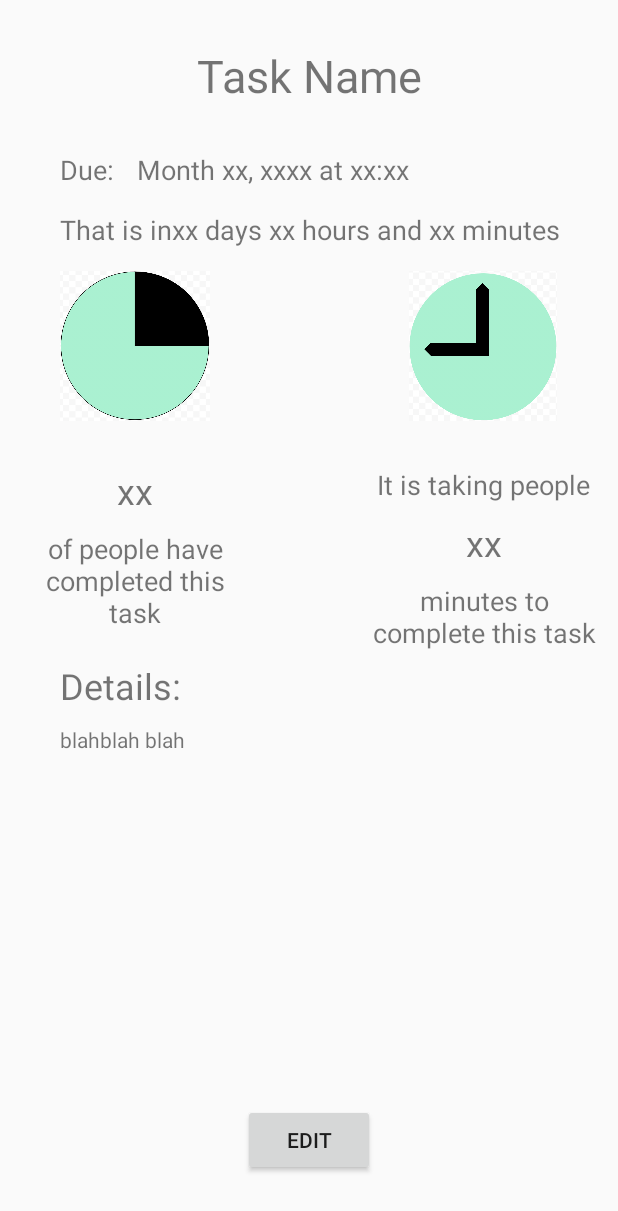
After one commit to Equal-Percent-Steak/Bandwagon, an Android app: the layout activity_task_details.xml on its own in the app's theme, with its tools: preview values and no code run, on a phone screen of 412 x 824 dp. The commit adds this screen. Shown: the top 1211 px of the screen. Run offline under Robolectric (Android 15) with nearby library versions, the light colour scheme and no system bars; Roboto replaces fonts that are not available here.

Commit message:
Added the activity Task details with a bunch of sample/example/empty boxes

```diff
--- /dev/null
+++ b/app/src/main/res/layout/activity_task_details.xml
@@ -0,0 +1,215 @@
+<?xml version="1.0" encoding="utf-8"?>
+<androidx.constraintlayout.widget.ConstraintLayout xmlns:android="http://schemas.android.com/apk/res/android"
+    xmlns:app="http://schemas.android.com/apk/res-auto"
+    xmlns:tools="http://schemas.android.com/tools"
+    android:layout_width="match_parent"
+    android:layout_height="match_parent"
+    android:textAlignment="center">
+
+    <TextView
+        android:id="@+id/taskName"
+        android:layout_width="wrap_content"
+        android:layout_height="wrap_content"
+        android:layout_marginTop="30dp"
+        android:text="@string/taskname"
+        android:textSize="30sp"
+        app:layout_constraintEnd_toEndOf="parent"
+        app:layout_constraintStart_toStartOf="parent"
+        app:layout_constraintTop_toTopOf="parent" />
+
+    <TextView
+        android:id="@+id/dueLabel"
+        android:layout_width="wrap_content"
+        android:layout_height="wrap_content"
+        android:layout_marginStart="40dp"
+        android:layout_marginTop="30dp"
+        android:text="@string/due"
+        android:textSize="18sp"
+        app:layout_constraintStart_toStartOf="parent"
+        app:layout_constraintTop_toBottomOf="@+id/taskName" />
+
+    <TextView
+        android:id="@+id/dueDate"
+        android:layout_width="wrap_content"
+        android:layout_height="wrap_content"
+        android:layout_marginStart="15dp"
+        android:text="@string/sampleDateWithTime"
+        android:textSize="18sp"
+        app:layout_constraintStart_toEndOf="@+id/dueLabel"
+        app:layout_constraintTop_toTopOf="@+id/dueLabel" />
+
+    <TextView
+        android:id="@+id/countdownText"
+        android:layout_width="wrap_content"
+        android:layout_height="wrap_content"
+        android:layout_marginTop="15dp"
+        android:text="@string/that_is_in"
+        android:textSize="18sp"
+        app:layout_constraintStart_toStartOf="@+id/dueLabel"
+        app:layout_constraintTop_toBottomOf="@+id/dueLabel" />
+
+    <ImageView
+        android:id="@+id/percentCompleteDiagram"
+        android:layout_width="100dp"
+        android:layout_height="100dp"
+        android:layout_marginStart="40dp"
+        android:layout_marginTop="15dp"
+        android:contentDescription="@string/pieDescription"
+        android:src="@drawable/example_pie_diagram"
+        app:layout_constraintStart_toStartOf="parent"
+        app:layout_constraintTop_toBottomOf="@+id/countdownText" />
+
+    <ImageView
+        android:id="@+id/timeDue"
+        android:layout_width="100dp"
+        android:layout_height="100dp"
+        android:layout_marginEnd="40dp"
+        android:contentDescription="@string/clockDescription"
+        app:layout_constraintEnd_toEndOf="parent"
+        app:layout_constraintTop_toTopOf="@+id/percentCompleteDiagram"
+        app:srcCompat="@drawable/example_clock" />
+
+    <TextView
+        android:id="@+id/percentDoneText"
+        android:layout_width="wrap_content"
+        android:layout_height="wrap_content"
+        android:layout_marginTop="30dp"
+        android:text="@string/exampleNumber"
+        android:textSize="24sp"
+        app:layout_constraintEnd_toEndOf="@+id/percentCompleteDiagram"
+        app:layout_constraintStart_toStartOf="@+id/percentCompleteDiagram"
+        app:layout_constraintTop_toBottomOf="@+id/percentCompleteDiagram" />
+
+    <TextView
+        android:id="@+id/timeToDoText"
+        android:layout_width="wrap_content"
+        android:layout_height="wrap_content"
+        android:layout_marginTop="30dp"
+        android:text="@string/timeAboveLabel"
+        android:textSize="18sp"
+        app:layout_constraintEnd_toEndOf="@+id/timeDue"
+        app:layout_constraintStart_toStartOf="@+id/timeDue"
+        app:layout_constraintTop_toBottomOf="@+id/timeDue" />
+
+    <TextView
+        android:id="@+id/averageTimeText"
+        android:layout_width="wrap_content"
+        android:layout_height="wrap_content"
+        android:layout_marginTop="10dp"
+        android:text="@string/exampleNumber"
+        android:textSize="24sp"
+        app:layout_constraintEnd_toEndOf="@+id/timeToDoText"
+        app:layout_constraintStart_toStartOf="@+id/timeToDoText"
+        app:layout_constraintTop_toBottomOf="@+id/timeToDoText" />
+
+    <TextView
+        android:id="@+id/averageTextDescriptionLower"
+        android:layout_width="150dp"
+        android:layout_height="wrap_content"
+        android:layout_marginTop="10dp"
+        android:text="@string/timeBelowLabel"
+        android:textAlignment="center"
+        android:textSize="18sp"
+        app:layout_constraintEnd_toEndOf="@+id/averageTimeText"
+        app:layout_constraintStart_toStartOf="@+id/averageTimeText"
+        app:layout_constraintTop_toBottomOf="@+id/averageTimeText" />
+
+    <TextView
+        android:id="@+id/percentageDescription"
+        android:layout_width="150dp"
+        android:layout_height="wrap_content"
+        android:layout_marginTop="10dp"
+        android:text="@string/percentageDescription"
+        android:textAlignment="center"
+        android:textSize="18sp"
+        app:layout_constraintEnd_toEndOf="@+id/percentDoneText"
+        app:layout_constraintStart_toStartOf="@+id/percentDoneText"
+        app:layout_constraintTop_toBottomOf="@+id/percentDoneText" />
+
+    <TextView
+        android:id="@+id/detailsLabel"
+        android:layout_width="wrap_content"
+        android:layout_height="wrap_content"
+        android:layout_marginStart="40dp"
+        android:layout_marginTop="20dp"
+        android:text="@string/details"
+        android:textSize="24sp"
+        app:layout_constraintStart_toStartOf="parent"
+        app:layout_constraintTop_toBottomOf="@+id/percentageDescription" />
+
+    <TextView
+        android:id="@+id/details"
+        android:layout_width="match_parent"
+        android:layout_height="wrap_content"
+        android:layout_marginStart="40dp"
+        android:layout_marginTop="10dp"
+        android:layout_marginEnd="40dp"
+        android:text="@string/exampleDescription"
+        app:layout_constraintEnd_toEndOf="parent"
+        app:layout_constraintStart_toStartOf="parent"
+        app:layout_constraintTop_toBottomOf="@+id/detailsLabel" />
+
+    <Button
+        android:id="@+id/editButton"
+        android:layout_width="wrap_content"
+        android:layout_height="wrap_content"
+        android:layout_marginBottom="40dp"
+        android:text="@string/edit"
+        app:layout_constraintBottom_toBottomOf="parent"
+        app:layout_constraintEnd_toEndOf="parent"
+        app:layout_constraintStart_toStartOf="parent" />
+
+    <TextView
+        android:id="@+id/textView13"
+        android:layout_width="wrap_content"
+        android:layout_height="wrap_content"
+        android:text="@string/exampleNumber"
+        android:textSize="18sp"
+        app:layout_constraintStart_toEndOf="@+id/countdownText"
+        app:layout_constraintTop_toTopOf="@+id/countdownText" />
+
+    <TextView
+        android:id="@+id/textView14"
+        android:layout_width="wrap_content"
+        android:layout_height="wrap_content"
+        android:text="@string/days"
+        android:textSize="18sp"
+        app:layout_constraintStart_toEndOf="@+id/textView13"
+        app:layout_constraintTop_toTopOf="@+id/textView13" />
+
+    <TextView
+        android:id="@+id/textView15"
+        android:layout_width="wrap_content"
+        android:layout_height="wrap_content"
+        android:text="@string/exampleNumber"
+        android:textSize="18sp"
+        app:layout_constraintStart_toEndOf="@+id/textView14"
+        app:layout_constraintTop_toTopOf="@+id/textView14" />
+
+    <TextView
+        android:id="@+id/textView16"
+        android:layout_width="wrap_content"
+        android:layout_height="wrap_content"
+        android:text="@string/hours_and"
+        android:textSize="18sp"
+        app:layout_constraintStart_toEndOf="@+id/textView15"
+        app:layout_constraintTop_toTopOf="@+id/textView15" />
+
+    <TextView
+        android:id="@+id/textView17"
+        android:layout_width="wrap_content"
+        android:layout_height="wrap_content"
+        android:text="@string/exampleNumber"
+        android:textSize="18sp"
+        app:layout_constraintStart_toEndOf="@+id/textView16"
+        app:layout_constraintTop_toTopOf="@+id/textView16" />
+
+    <TextView
+        android:id="@+id/textView18"
+        android:layout_width="wrap_content"
+        android:layout_height="wrap_content"
+        android:text="@string/minutes"
+        android:textSize="18sp"
+        app:layout_constraintStart_toEndOf="@+id/textView17"
+        app:layout_constraintTop_toTopOf="@+id/textView17" />
+</androidx.constraintlayout.widget.ConstraintLayout>
--- a/app/src/main/res/values/strings.xml
+++ b/app/src/main/res/values/strings.xml
@@ -58,6 +58,20 @@
     <string name="pickDate">Due Date: </string>
     <string name="taskName">Task Name: </string>
     <string name="taskNameHint">Please enter the name of the task</string>
+    <string name="that_is_in">That is in</string>
+    <string name="exampleNumber">xx</string>
+    <string name="taskname">Task Name</string>
+    <string name="days">" days "</string>
+    <string name="hours_and">" hours and "</string>
+    <string name="minutes">" minutes"</string>
+    <string name="sampleDateWithTime">Month xx, xxxx at xx:xx</string>
+    <string name="percentageDescription">of people have completed this task</string>
+    <string name="timeAboveLabel">It is taking people</string>
+    <string name="timeBelowLabel">minutes to complete this task</string>
+    <string name="exampleDescription">blahblah blah</string>
+    <string name="edit">Edit</string>
+    <string name="pieDescription">An example Pie diagram</string>
+    <string name="clockDescription">A clock with a random time</string>
     <string-array name="dropdownNames">
         <item>Class One</item>
         <item>Class Two</item>
```
Also changed, not shown: app/src/main/res/drawable/example_clock.png (added), app/src/main/res/drawable/example_pie_diagram.png (added).
